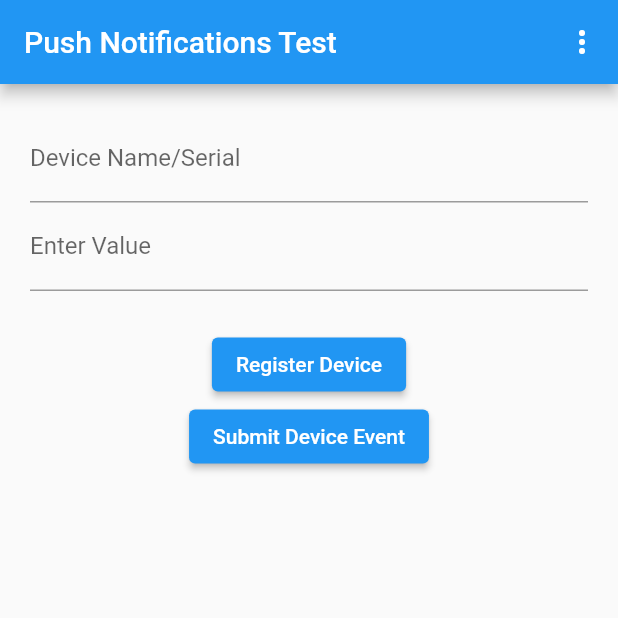
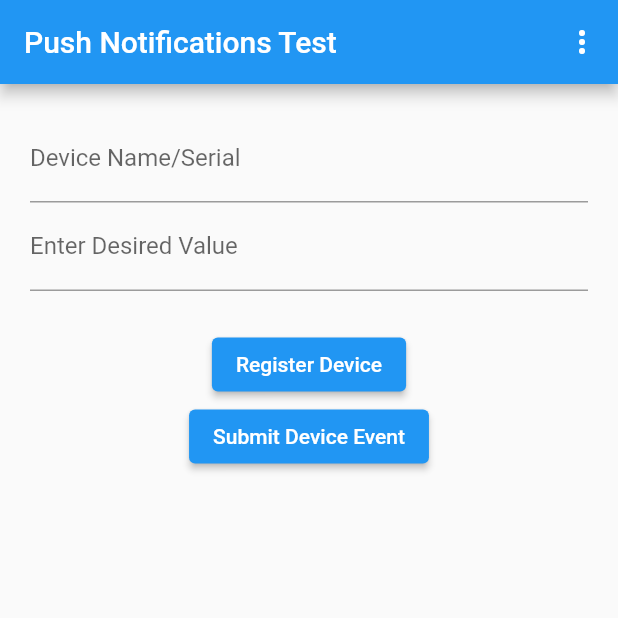
Before and after one commit to christiantobin/flutterfire_sns, a Flutter app: the screen it shows after launch, on a phone screen of 412 x 824 dp, the top half of it. Run offline on Flutter 3.47's test engine with Material 2 defaults, Android fonts, the phone set to English and light mode, and no system bars; our stand-ins replace firebase_core, firebase_messaging, flutter_local_notifications; accounts and stored records are empty.

```diff
--- a/lib/device_form.dart
+++ b/lib/device_form.dart
@@ -55,7 +55,7 @@ class DeviceFormState extends State<DeviceForm> {
   Widget desiredValField() {
     return TextFormField(
       decoration: InputDecoration(
-        labelText: 'Enter Value',
+        labelText: 'Enter Desired Value',
       ),
       onSaved: (String? value) {
         if (value != null) {
```
